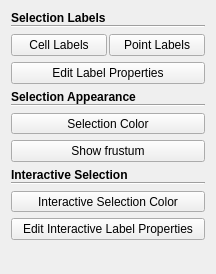
Before: the Qt Designer form Qt/Components/Resources/UI/pqFindDataSelectionDisplayFrame.ui in Kitware/ParaView, drawn with Qt 5.
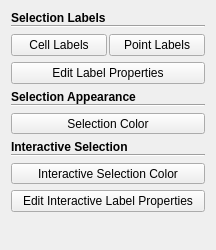
After: the same form once the commit is applied. Icons and pictures are not drawn. Custom widgets are drawn as their Qt base class.

Commit message:
Selections: Add append selections capabilities
Every view (render/context/spreadsheet) and the FindDataWidget
now generate an appendSelectionSource proxy. Additionally,
frustums are allowed to be combined. Finally, show frustum button
has been removed, because 1) it's not used, 2) and visualizing more
than one frustum would be highly confusing for the user.

```diff
--- a/Qt/Components/Resources/UI/pqFindDataSelectionDisplayFrame.ui
+++ b/Qt/Components/Resources/UI/pqFindDataSelectionDisplayFrame.ui
@@ -7,7 +7,7 @@
     <x>0</x>
     <y>0</y>
     <width>216</width>
-    <height>274</height>
+    <height>250</height>
    </rect>
   </property>
   <property name="windowTitle">
@@ -124,23 +124,6 @@
      </property>
     </widget>
    </item>
-   <item>
-    <widget class="QPushButton" name="showFrustumButton">
-     <property name="toolTip">
-      <string>&lt;p&gt;For frustum based selections, show the frustum used to select the elements&lt;/p&gt;</string>
-     </property>
-     <property name="text">
-      <string>Show frustum</string>
-     </property>
-     <property name="icon">
-      <iconset resource="../pqComponents.qrc">
-       <normaloff>:/pqWidgets/Icons/pqFrustumSelectionCell.svg</normaloff>:/pqWidgets/Icons/pqFrustumSelectionCell.svg</iconset>
-     </property>
-     <property name="checkable">
-      <bool>true</bool>
-     </property>
-    </widget>
-   </item>
    <item>
     <layout class="QVBoxLayout" name="verticalLayout_3">
      <property name="spacing">
```
The commit also changes 33 other files.
